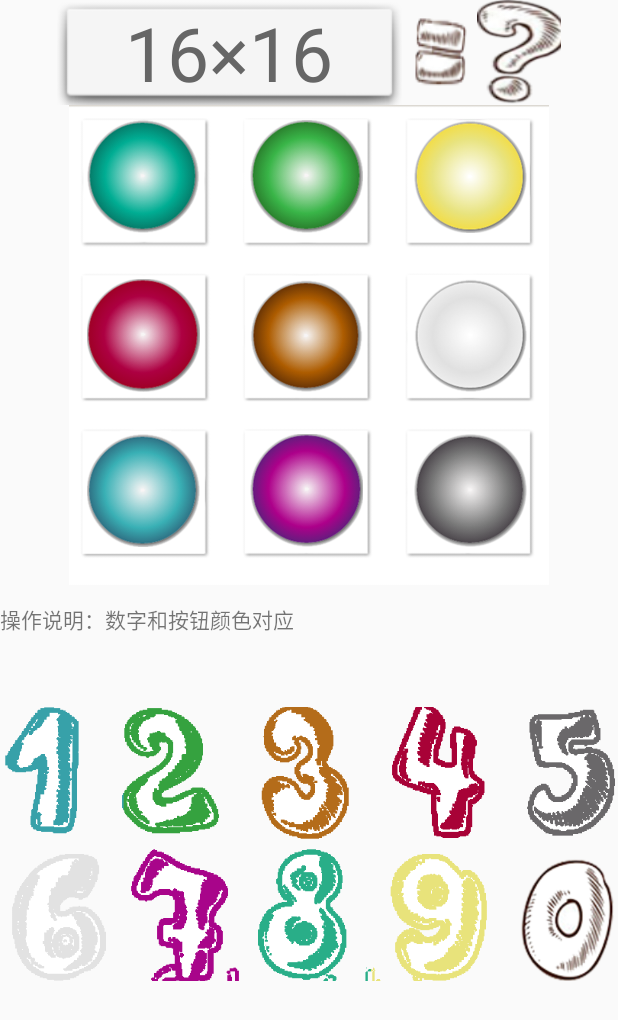
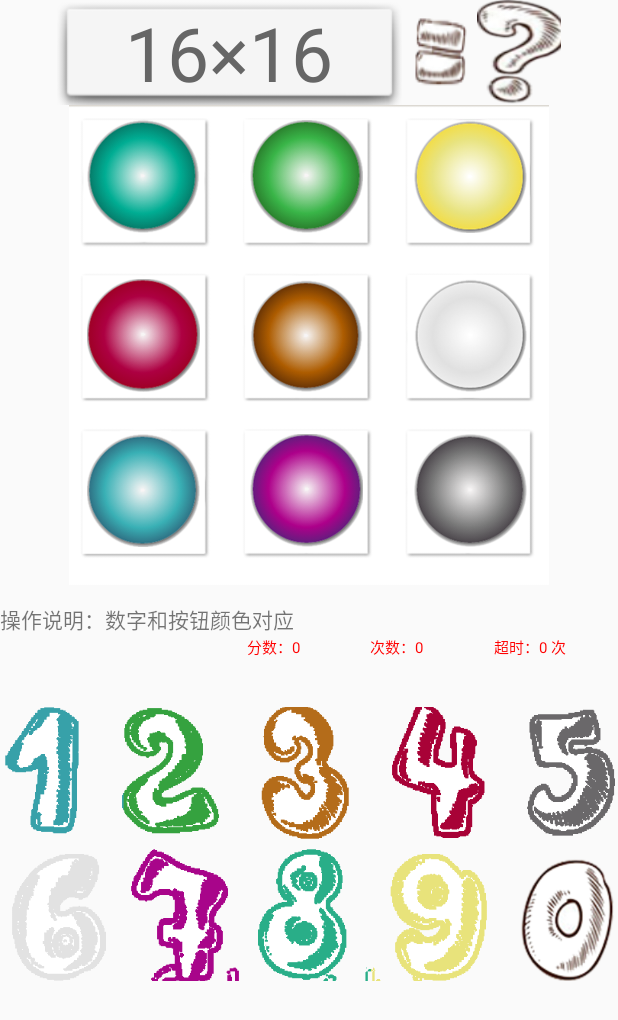
Before and after one commit to liangdongbo/ChenKeZhao, an Android app: the screen it shows after launch (GoActivity), after a tap on "GO...", on a phone screen of 412 x 824 dp. Shown: the top 1020 px of the screen. Run offline under Robolectric (Android 15) with nearby library versions, the phone set to English and light mode, and no system bars.

Commit message:
计时器

```diff
--- a/app/src/main/java/com/ckz/thought/app/GoActivity.java
+++ b/app/src/main/java/com/ckz/thought/app/GoActivity.java
@@ -2,8 +2,9 @@ package com.ckz.thought.app;
 
 import android.graphics.Bitmap;
 import android.os.Bundle;
+import android.os.Handler;
+import android.os.Message;
 import android.support.v7.app.AppCompatActivity;
-import android.util.Log;
 import android.view.MotionEvent;
 import android.view.View;
 import android.widget.ImageButton;
@@ -15,13 +16,13 @@ import com.ckz.thought.R;
 import com.ckz.thought.service.LocalhostMusicService;
 import com.ckz.thought.utils.BitmapUtils;
 
-import org.w3c.dom.Text;
-
 import java.util.ArrayList;
 import java.util.Arrays;
 import java.util.Collections;
 import java.util.List;
 import java.util.Random;
+import java.util.Timer;
+import java.util.TimerTask;
 
 /**
  * Created by kaiser on 2015/10/26.
@@ -51,11 +52,69 @@ public class GoActivity extends AppCompatActivity{
     //private static int resultLength=5;//保存记录结果的最大长度
     private static TextView recordInput;//记录输入的结果
     private static TextView tvShowHelp;//显示结果帮助
+    private static int score =0;//分数记录
+    private static int count = 0;//操作次数
+    private static TextView app_go_score;//获取分数记录控件
+    private static TextView app_go_count;//获取操作次数控件
+    private static int setTimeOut = 3;//设置超时时间，单位秒(S)
+    private static int timeOut = 0;
+    private static TextView app_go_timeOut;//获取超时显示控件
+    //提醒任务
+    private static Timer timer;
+    private static final int TIMEOUT =1;
 
+    //消息处理机制
+    private final Handler myHandler = new Handler() {
+        public void handleMessage(Message msg) {
+            switch (msg.what){
+                case TIMEOUT:
+                    Toast.makeText(GoActivity.this, "NoNoNo,＠︿＠,TimeOut", Toast.LENGTH_SHORT).show();
+                    timeOut++;
+                    break;
+                default:
+                    break;
+            }
+        }
+    };
 
     public  GoActivity(){
         super();
     }
+
+
+    /**
+     * 提醒任务
+     */
+    class RemindTask extends TimerTask{
+        @Override
+        public void run() {
+            //do something when time's up
+            Message message = new Message();
+            message.what = TIMEOUT;
+            myHandler.sendMessage(message);
+            timer.cancel(); //Terminate the timer thread
+        }
+
+    }
+
+    /**
+     * 设置计时
+     * @param seconds
+     */
+    public void setTimeout(int seconds) {
+        timer = new Timer();
+        timer.schedule(new RemindTask(), seconds*1000);
+
+    }
+
+    /**
+     * 取消计时器任务
+     */
+    public void clearTimeout(){
+        timer.cancel();
+        timer.purge();
+    }
+
 
     /**
      * 监听按钮的单击事件
@@ -98,16 +157,21 @@ public class GoActivity extends AppCompatActivity{
                         tvFormula.setBackground(null);
                         break;
                     case R.id.tvShowHelp ://显示结果帮助事件
+                        //?背景音乐
+                        LocalhostMusicService.doStart(GoActivity.this, R.raw.question, false);
                         String tempResult = String.valueOf(result);
                         if(tempResult.length()>2){
                             tempResult = "...";
                         }
                         tvShowHelp.setText(tempResult);
                         tvShowHelp.setBackground(null);
-                        //?背景音乐
-                        LocalhostMusicService.doStart(GoActivity.this, R.raw.question, false);
+                        Toast.makeText(GoActivity.this, "◎＿◎，你想干嘛", Toast.LENGTH_SHORT).show();
                         break;
                     default://九宫格按钮事件
+
+                        //时间器-开始计时
+                        setTimeout(setTimeOut);
+
                         //背景音乐
                         LocalhostMusicService.doStart(GoActivity.this,R.raw.btn_click,false);
                         int id = v.getId();
@@ -140,7 +204,7 @@ public class GoActivity extends AppCompatActivity{
                                 String resultStr = "";
                                 for(int r=0;r<result_l;r++){
                                     resultStr+=btnClickResult.get(r);
-                                    recordInput.setText("输入记录："+resultStr);
+                                    recordInput.setText("历史记录："+resultStr);
                                 }
                                 boolean rFlag = false;//是否洗牌标记
                                 String message ="";
@@ -149,13 +213,17 @@ public class GoActivity extends AppCompatActivity{
                                     LocalhostMusicService.doStart(GoActivity.this,R.raw.game_yes,false);
                                     //答案与结果一致
                                     rFlag = true;
-                                    message = "Good，不错不错。";
+                                    message = "Very Good，←︿←";
+                                    score++;//加一分
+                                    count++;//记录操作次数
                                 }else if(result_l>String.valueOf(result).length() || Integer.parseInt(resultStr)>result){
                                     //game over背景音乐
                                     LocalhostMusicService.doStart(GoActivity.this,R.raw.game_over,false);
                                     //答案不一致，并记录值超出正确结果长度
                                     rFlag = true;
-                                    message = "答案错误，且结果记录值已经大于正确结果值！";
+                                    message = "呵呵，↓◎＿◎↓，＞正确结果";
+                                    score--;//减一分
+                                    count++;//记录操作次数
                                 }
                                 if(rFlag){
                                     Toast.makeText(GoActivity.this, message, Toast.LENGTH_SHORT).show();
@@ -170,6 +238,10 @@ public class GoActivity extends AppCompatActivity{
                                     //清空帮助
                                     tvShowHelp.setText("");
                                     tvShowHelp.setBackground(getResources().getDrawable(R.drawable.question));
+                                    //显示记录数据
+                                    app_go_count.setText("次数："+count);
+                                    app_go_score.setText("分数："+score);
+                                    app_go_timeOut.setText("超时："+timeOut+" 次");
                                 }
                                 break;
                             }
@@ -202,10 +274,18 @@ public class GoActivity extends AppCompatActivity{
     protected void onCreate(Bundle savedInstanceState) {
         super.onCreate(savedInstanceState);
         setContentView(R.layout.activity_go);
+
         //背景音乐
         LocalhostMusicService.doStart(GoActivity.this, R.raw.back_go_start, false);
 
         //初始化资源
+        app_go_score = (TextView) findViewById(R.id.app_go_score);
+        app_go_count = (TextView) findViewById(R.id.app_go_count);
+        app_go_timeOut = (TextView) findViewById(R.id.app_go_timeOut);
+        //显示记录数据
+        app_go_count.setText("次数："+count);
+        app_go_score.setText("分数："+score);
+        app_go_timeOut.setText("超时："+timeOut+" 次");
         tvShowHelp = (TextView) findViewById(R.id.tvShowHelp);
         recordInput = (TextView) findViewById(R.id.recordInput);
         imageView = (ImageView) findViewById(R.id.textNumber);
--- a/app/src/main/res/layout/activity_go.xml
+++ b/app/src/main/res/layout/activity_go.xml
@@ -126,13 +126,44 @@
         android:layout_height="wrap_content"
         android:layout_marginTop="12dp"
         android:text="@string/app_go_squaredUp"/>
-    <TextView
-        android:id="@+id/recordInput"
+    <LinearLayout
         android:layout_width="match_parent"
         android:layout_height="wrap_content"
-        android:layout_marginTop="10dp"
-        android:layout_margin="0sp"
-        android:textColor="#ff0000"/>
+        android:orientation="horizontal">
+        <TextView
+            android:id="@+id/recordInput"
+            android:layout_weight="2"
+            android:layout_width="0dp"
+            android:layout_height="wrap_content"
+            android:layout_marginTop="10dp"
+            android:layout_margin="0sp"
+            android:textColor="#ff0000"
+            android:layout_gravity="left"/>
+        <TextView
+            android:id="@+id/app_go_score"
+            android:layout_weight="1"
+            android:layout_width="0dp"
+            android:layout_margin="0sp"
+            android:layout_height="wrap_content"
+            android:textSize="10sp"
+            android:textColor="#ff0000"/>
+        <TextView
+            android:id="@+id/app_go_count"
+            android:layout_weight="1"
+            android:layout_width="0dp"
+            android:layout_margin="0sp"
+            android:layout_height="wrap_content"
+            android:textSize="10sp"
+            android:textColor="#ff0000"/>
+        <TextView
+            android:id="@+id/app_go_timeOut"
+            android:layout_weight="1"
+            android:layout_width="0dp"
+            android:layout_margin="0sp"
+            android:layout_height="wrap_content"
+            android:textSize="10sp"
+            android:textColor="#ff0000"/>
+    </LinearLayout>
     <LinearLayout
         android:layout_width="match_parent"
         android:layout_height="wrap_content"
```
